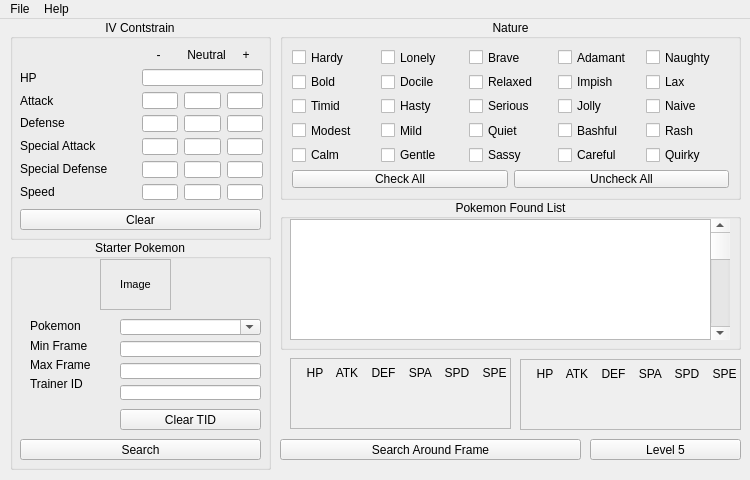
HunarPG/Gen-3-Predictor-PySide6, file ui/mainwindow.ui: the form before one commit.
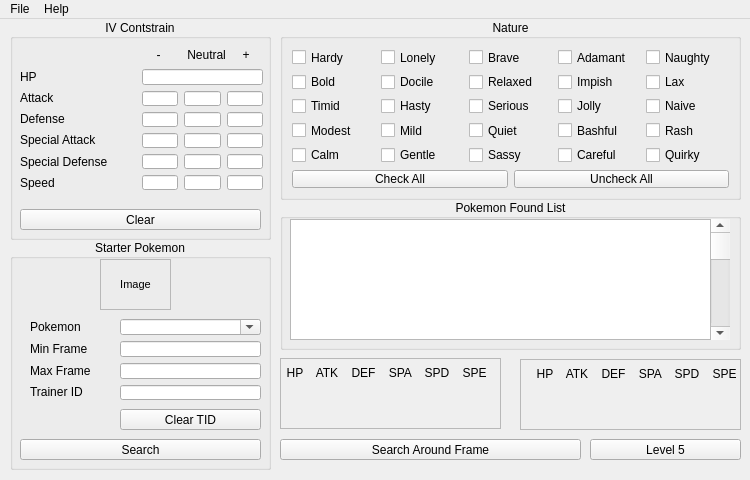
The form after the commit.

Commit message: Made Check All and Uncheck all buttons work and formatting of file

What changed in the file:
```diff
--- a/ui/mainwindow.ui
+++ b/ui/mainwindow.ui
@@ -67,7 +67,7 @@
        <x>132</x>
        <y>50</y>
        <width>121</width>
-       <height>131</height>
+       <height>121</height>
       </rect>
      </property>
      <layout class="QGridLayout" name="gridLayout">
@@ -127,7 +127,7 @@
        <x>10</x>
        <y>50</y>
        <width>99</width>
-       <height>131</height>
+       <height>121</height>
       </rect>
      </property>
      <layout class="QVBoxLayout" name="verticalLayout_3">
@@ -482,7 +482,7 @@
        <x>20</x>
        <y>80</y>
        <width>70</width>
-       <height>71</height>
+       <height>81</height>
       </rect>
      </property>
      <layout class="QVBoxLayout" name="verticalLayout_2">
@@ -613,7 +613,7 @@
    <widget class="QFrame" name="frame_Selected_Pokemon_IV">
     <property name="geometry">
      <rect>
-      <x>290</x>
+      <x>280</x>
       <y>339</y>
       <width>221</width>
       <height>71</height>
@@ -628,7 +628,7 @@
     <widget class="QLabel" name="label_Selected_Pokemon_IV">
      <property name="geometry">
       <rect>
-       <x>10</x>
+       <x>0</x>
        <y>-1</y>
        <width>231</width>
        <height>31</height>
```
The commit also changes 1 other file.
